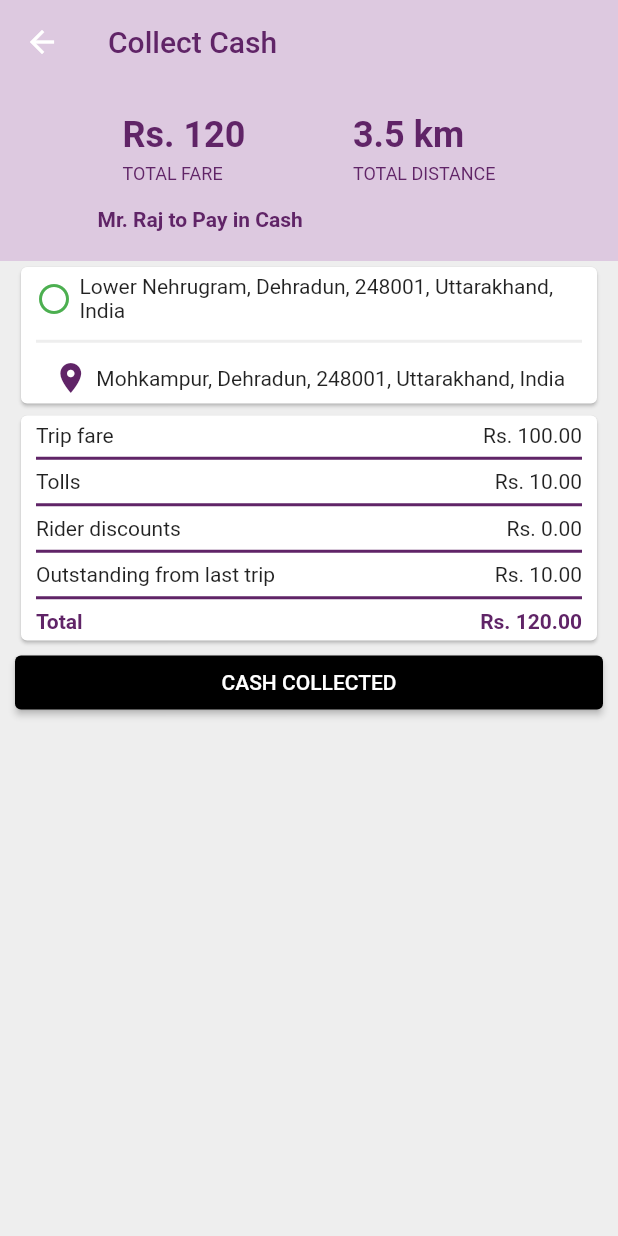
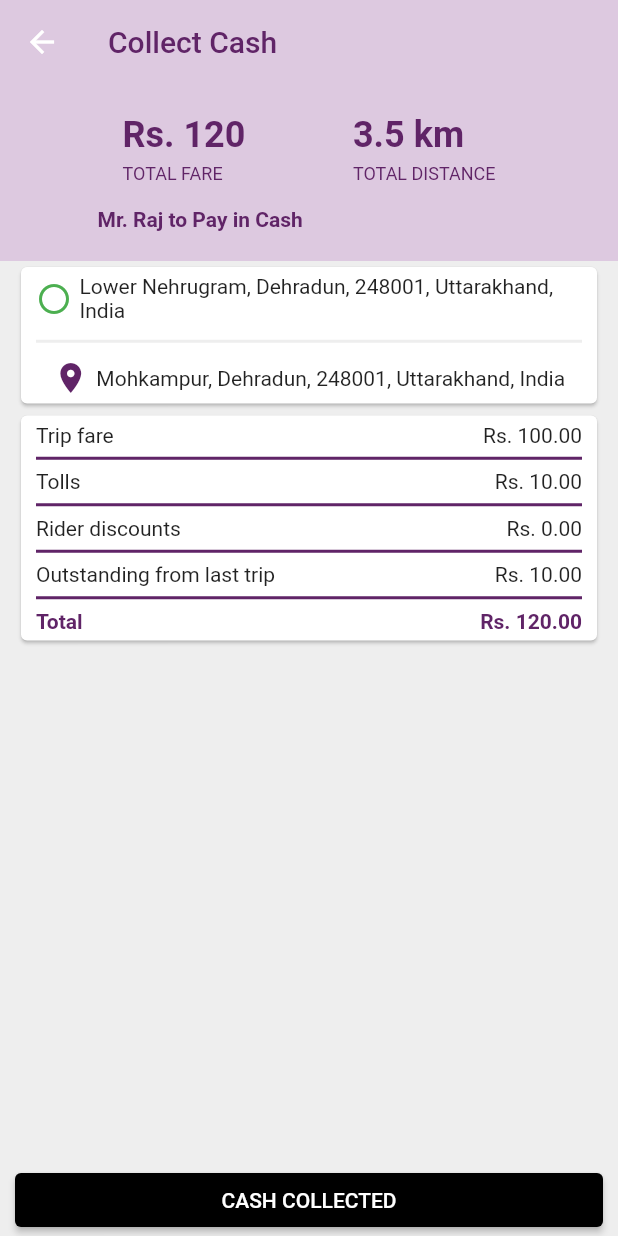
Before and after one commit to egottechT/driver_app, a Flutter app: the PaymentScreen screen opened directly, on a phone screen of 412 x 824 dp. Run offline on Flutter 3.47's test engine with Material 2 defaults, Android fonts, the light colour scheme and no system bars; our stand-ins replace firebase_auth, firebase_core, firebase_database, google_maps_flutter, google_sign_in, location and 2 more; missing offline and left inert: flutter_beep, flutter_polyline_points; accounts and stored records are empty; statements that could not run were skipped.

Commit message:
UI is completed fully.

```diff
--- a/lib/screens/payment_screen.dart
+++ b/lib/screens/payment_screen.dart
@@ -18,7 +18,7 @@ class _PaymentScreenState extends State<PaymentScreen> {
           style: TextStyle(
               color: secondaryColor, fontSize: 24, fontWeight: FontWeight.bold),
         ),
-        SizedBox(
+        const SizedBox(
           height: 5,
         ),
         Text(title, style: TextStyle(color: secondaryColor, fontSize: 12))
@@ -36,6 +36,10 @@ class _PaymentScreenState extends State<PaymentScreen> {
       ),
       backgroundColor: Colors.grey[200],
       body: Column(
+        mainAxisAlignment: MainAxisAlignment.spaceBetween,
+        crossAxisAlignment: CrossAxisAlignment.stretch,
+        children: [
+          Column(
             children: [
               Container(
                 color: primaryColor,
@@ -51,7 +55,7 @@ class _PaymentScreenState extends State<PaymentScreen> {
                           cardViewLayout("3.5 km", "TOTAL DISTANCE"),
                         ],
                       ),
-                  SizedBox(
+                      const SizedBox(
                         height: 15,
                       ),
                       Padding(
@@ -66,33 +70,38 @@ class _PaymentScreenState extends State<PaymentScreen> {
                 ),
               ),
               Padding(
-            padding: EdgeInsets.symmetric(horizontal: 10),
+                padding: const EdgeInsets.symmetric(horizontal: 10),
                 child: Column(
                   crossAxisAlignment: CrossAxisAlignment.stretch,
                   mainAxisAlignment: MainAxisAlignment.spaceBetween,
                   children: [
                     Card(
                       child: Padding(
-                    padding: EdgeInsets.symmetric(vertical: 5, horizontal: 10),
+                        padding: const EdgeInsets.symmetric(vertical: 5, horizontal: 10),
                         child: locationAddress(),
                       ),
                     ),
                     Card(
                       child: Padding(
-                    padding: EdgeInsets.symmetric(vertical: 5, horizontal: 10),
+                        padding: const EdgeInsets.symmetric(vertical: 5, horizontal: 10),
                         child: fareCollectionCard(),
                       ),
-                ),ElevatedButton(
+                    ),
+                  ],
+                ),
+              ),
+            ],
+          ),
+          Padding(
+            padding: const EdgeInsets.symmetric(horizontal: 10),
+            child: ElevatedButton(
               onPressed: (){
 
               },
-                  child: Text("CASH COLLECTED",style: TextStyle(color: Colors.white),),
               style: ElevatedButton.styleFrom(backgroundColor: Colors.black),
+              child: const Text("CASH COLLECTED",style: TextStyle(color: Colors.white),),
+            ),
           )
-              ],
-            ),
-          ),
-
         ],
       ),
     );
@@ -103,13 +112,13 @@ class _PaymentScreenState extends State<PaymentScreen> {
       mainAxisSize: MainAxisSize.min,
       children: [
         icon,
-        SizedBox(
+        const SizedBox(
           width: 5,
         ),
         Flexible(
             child: Text(
           address,
-          style: TextStyle(overflow: TextOverflow.clip),
+          style: const TextStyle(overflow: TextOverflow.clip),
         ))
       ],
     );
@@ -121,12 +130,12 @@ class _PaymentScreenState extends State<PaymentScreen> {
     return Column(
       children: [
         addressWithIcon(
-            Icon(
+            const Icon(
               Icons.circle_outlined,
               color: Colors.green,
             ),
             pickUp),
-        SizedBox(
+        const SizedBox(
           height: 10,
         ),
         Divider(
@@ -134,7 +143,7 @@ class _PaymentScreenState extends State<PaymentScreen> {
           height: 5,
           thickness: 2,
         ),
-        SizedBox(
+        const SizedBox(
           height: 10,
         ),
         addressWithIcon(
@@ -159,13 +168,13 @@ class _PaymentScreenState extends State<PaymentScreen> {
             Text(price),
           ],
         ),
-        SizedBox(height: 5,),
+        const SizedBox(height: 5,),
         Divider(
           color: secondaryColor,
           height: 5,
           thickness: 2,
         ),
-        SizedBox(height: 5,),
+        const SizedBox(height: 5,),
       ],
     );
   }
```
Lines whose indentation alone changed are shown as unchanged.
